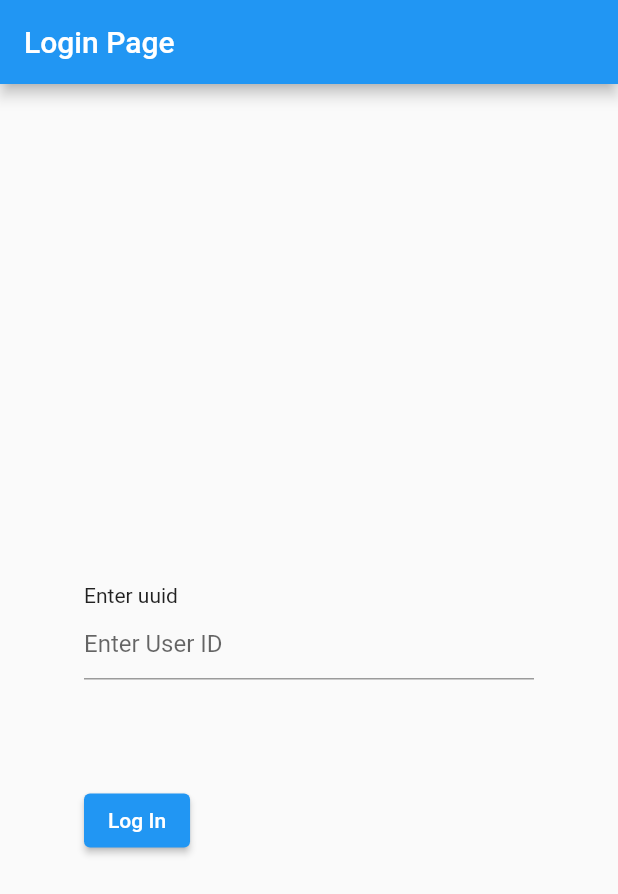
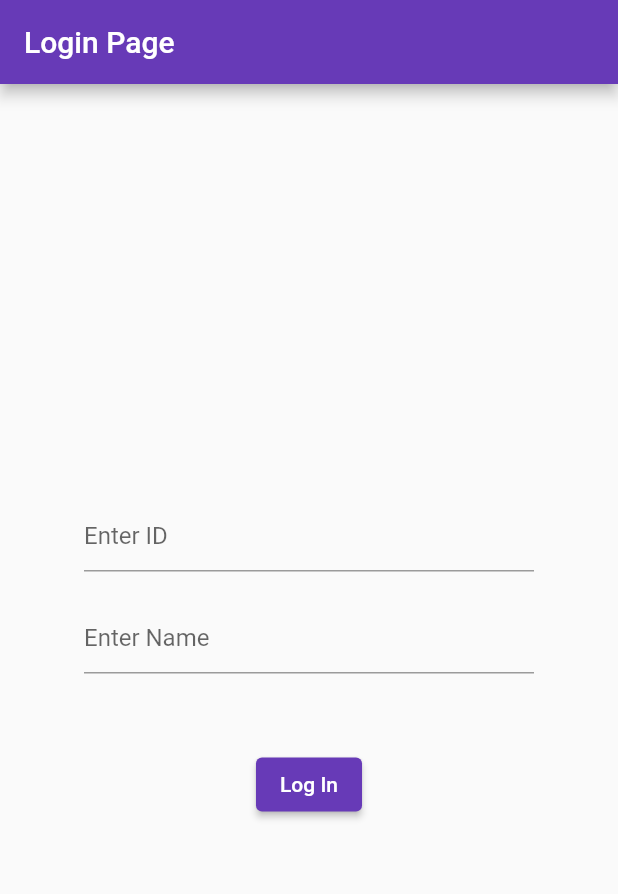
Before and after one commit to Sajada-Safa/LocationTrackerMaster_updated, a Flutter app: the screen it shows after launch, on a phone screen of 412 x 824 dp. Shown: the top 894 px of the screen. Run offline on Flutter 3.47's test engine with Material 2 defaults, Android fonts, the phone set to English and light mode, and no system bars; our stand-ins replace connectivity_plus, device_info_plus, geolocator, permission_handler, shared_preferences; missing offline and left inert: android_id.

Commit message:
updated version 21sept23

```diff
--- a/lib/main.dart
+++ b/lib/main.dart
@@ -1,15 +1,29 @@
-// ignore_for_file: prefer_const_constructors
+import 'dart:io';
 
 import 'package:flutter/material.dart';
+import 'package:flutter/services.dart';
 import 'package:location_tracker/pages/location_page.dart';
 import 'package:location_tracker/pages/login.dart';
+import 'package:location_tracker/pages/splash_screen.dart';
+import 'package:shared_preferences/shared_preferences.dart';
 
 void main() {
+  HttpOverrides.global = MyHttpOverrides(); // Set custom HttpOverrides
+
   runApp(const MyApp());
 }
 
+class MyHttpOverrides extends HttpOverrides {
+  @override
+  HttpClient createHttpClient(SecurityContext? context) {
+    return super.createHttpClient(context)
+      ..badCertificateCallback =
+          (X509Certificate cert, String host, int port) => true;
+  }
+}
+
 class MyApp extends StatelessWidget {
-  const MyApp({super.key});
+  const MyApp({Key? key});
 
   // This widget is the root of your application.
   @override
@@ -18,10 +32,10 @@ class MyApp extends StatelessWidget {
       debugShowCheckedModeBanner: false,
       title: 'Location Tracker',
       theme: ThemeData(
-        primaryColor: Colors.blue[600],
-        primarySwatch: Colors.blue,
+        primaryColor: Color.fromARGB(255, 101, 71, 145),
+        primarySwatch: Colors.deepPurple,
       ),
-      home: LoginPage(),
+      home: SplashScreen(),
     );
   }
 }
--- a/lib/pages/login.dart
+++ b/lib/pages/login.dart
@@ -12,7 +12,6 @@ import 'package:http/http.dart' as http;
 import 'package:shared_preferences/shared_preferences.dart';
 import 'package:uuid/uuid.dart';
 
-
 class LoginPage extends StatefulWidget {
   const LoginPage({super.key});
 
@@ -22,21 +21,94 @@ class LoginPage extends StatefulWidget {
 
 class _LoginPageState extends State<LoginPage> {
   TextEditingController uidCtrl = TextEditingController();
+  TextEditingController nameCtrl = TextEditingController();
+  TextEditingController passwordCtrl = TextEditingController();
 
-  var passwordCtrl = TextEditingController();
   String uidText = '';
   String passwordText = '';
+  String nameText = '';
 
-  Map<String, dynamic> data = {
-    // 'id': '3',
-  };
-  handleAPi() async {
+  Map<String, dynamic> data = {};
+
+  String duid = '';
+  String uuid = '';
+  String deviceIdToShow = '';
+  String userIdToShow = '';
+
+  Text userNameText = Text('');
+
+  get responseStatusCode => null;
+
+  Future<void> setDeviceUniqueIdInSharedPrefs() async {
+    final prefs = await SharedPreferences.getInstance();
+    final key = 'duid';
+
+    if (prefs.containsKey(key)) {
+      setState(() {
+        duid = prefs.getString(key)!;
+      });
+    } else {
+      await prefs.setString(key, deviceIdToShow);
+      setState(() {
+        duid = deviceIdToShow;
+      });
+    }
+  }
+
+  Future<void> setUUIDInSharedPrefs() async {
+    final prefs = await SharedPreferences.getInstance();
+    final key = 'uuid';
+
+    if (prefs.containsKey(key)) {
+      setState(() {
+        uuid = prefs.getString(key)!;
+      });
+    } else {
+      await prefs.setString(key, userIdToShow);
+      setState(() {
+        uuid = userIdToShow;
+      });
+    }
+  }
+
+  void generateDuid() async {
+    const androidId = AndroidId();
+    String? deviceId = await androidId.getId();
+    setState(() {
+      deviceIdToShow = deviceId!;
+    });
+  }
+
+  void getUUIDFromSharedPrefs() async {
+    final prefs = await SharedPreferences.getInstance();
+
+    setState(() {
+      userIdToShow = prefs.getString('uuid')!;
+    });
+  }
+
+  void getNameFromSharedPrefs() async {
+    final prefs = await SharedPreferences.getInstance();
+
+    setState(() {
+      nameText = prefs.getString('name') ?? '';
+      userNameText = Text('User Name: $nameText');
+    });
+  }
+
+  Future<void> saveNameInSharedPreferences(String name) async {
+    final prefs = await SharedPreferences.getInstance();
+    final key = 'name';
+
+    await prefs.setString(key, name);
+  }
+
+
+  Future<void> handleAPi() async {
     String apiUrl =
-        'https://7tonexpress.com/locationtesting/check?uuid=${userIdToShow}';
+        'https://7tonexpress.com/locationtesting/check?uuid=$userIdToShow&name=$nameText';
 
-    Map<String, dynamic> data = {
-      // 'id': '3',
-    };
+    Map<String, dynamic> data = {};
 
     print('post started');
 
@@ -53,13 +125,9 @@ class _LoginPageState extends State<LoginPage> {
         body: data,
       );
 
-
       if (response.statusCode == 200) {
-        /// If status 200 then save DUID in shared prefs
         setDeviceUniqueIdInSharedPrefs();
-        /// If status 200 then save UUID in shared prefs
         setUUIDInSharedPrefs();
-
 
         final redirectUrl = response.headers['location'];
         print(redirectUrl);
@@ -70,10 +138,17 @@ class _LoginPageState extends State<LoginPage> {
             builder: (BuildContext context) => TrackerPage(
               uuid: uuid,
               duid: duid,
-                    )));
+            ),
+          ),
+        );
+      } else if (response.statusCode == 404) {
+        ScaffoldMessenger.of(context).showSnackBar(
+          SnackBar(
+            content: Text('Wrong ID. Please try again.'),
+          ),
+        );
       } else {
         print('Request failed with status: ${response.statusCode}');
-
       }
     } catch (e) {
       print('Error: $e');
@@ -81,94 +156,13 @@ class _LoginPageState extends State<LoginPage> {
   }
 
   void handleLogin(String uid, String password) async {
-    // bool uidExist = uidList.contains(uid);
     try {
       await handleAPi();
     } catch (e) {
       print(e);
     }
-    // if (uidExist) {
-    //   Navigator.push(context,
-    //       MaterialPageRoute(builder: (BuildContext context) => TrackerPage()));
-    //   print('This user exist');
-    // } else {
-    //   print("Doesn't exist");
-    // }
-  }
 
-  /// Task:1 Generate Device Unique ID and Saved it
-  String duid = '';
-  Future<void> setDeviceUniqueIdInSharedPrefs() async {
-    final prefs = await SharedPreferences.getInstance();
-    final key = 'duid';
-
-    /// Check if DUID is already saved
-    if (prefs.containsKey(key)) {
-      setState(() {
-        duid = prefs.getString(key)!;
-      });
-    } else {
-
-
-      /// Save the DUID in shared preference
-      await prefs.setString(key, deviceIdToShow);
-
-      setState(() {
-        /// This duid is the device unique id which is stored in shared preference
-        duid = deviceIdToShow;
-      });
-    }
-  }
-  /// End of Task:1
-
-  /// Generate UUID randomly and save it to shared prefs
-  String uuid = '';
-  Future<void> setUUIDInSharedPrefs() async {
-    final prefs = await SharedPreferences.getInstance();
-    final key = 'uuid';
-
-    /// Check if UUID is already saved
-    if (prefs.containsKey(key)) {
-      setState(() {
-        uuid = prefs.getString(key)!;
-      });
-    } else {
-
-
-      /// Save the DUID in shared preference
-      await prefs.setString(key, userIdToShow);
-
-      setState(() {
-        /// This duid is the device unique id which is stored in shared preference
-        uuid = userIdToShow;
-      });
-    }
-  }
-
-  String deviceIdToShow = '';
-  void generateDuid() async{
-    /// Generate a new DUID
-    const androidId = AndroidId();
-    String? deviceId = await androidId.getId();
-    setState(() {
-      deviceIdToShow = deviceId!;
-    });
-  }
-
-  String userIdToShow = '';
-  // void generateUUID() {
-  //   /// Generate a new UUID
-  //   String? userID = Uuid().v4();
-  //   userIdToShow = userID;
-  // }
-
-  void getUUIDFromSharedPrefs() async{
-    final prefs = await SharedPreferences.getInstance();
-
-    setState(() {
-      userIdToShow = prefs.getString('uuid')!;
-
-    });
+    await saveNameInSharedPreferences(nameCtrl.text);
   }
 
   @override
@@ -177,23 +171,9 @@ class _LoginPageState extends State<LoginPage> {
 
     generateDuid();
     getUUIDFromSharedPrefs();
+    getNameFromSharedPrefs();
+  }
 
-    // if(userIdToShow == '') {
-    //   setState(() {
-    //     userIdToShow = uidCtrl.text;
-    //   });
-    //   setUUIDInSharedPrefs();
-    // }
-    // else {
-    //   setState(() {
-    //     userIdToShow = uuid;
-    //
-    //   });
-    //
-    //   /// Task 1: Getting the device id on app start
-    //   // getDeviceUniqueId();
-    // }
-  }
 
   @override
   Widget build(BuildContext context) {
@@ -207,92 +187,41 @@ class _LoginPageState extends State<LoginPage> {
           height: double.infinity,
           child: Column(
             mainAxisAlignment: MainAxisAlignment.center,
-            crossAxisAlignment: CrossAxisAlignment.start,
+            crossAxisAlignment: CrossAxisAlignment.center,
             children: [
-              //Text('Device Unique ID: $deviceIdToShow'),
-              SizedBox(height: 20,),
-              // ElevatedButton(onPressed: () async{
-              //   await Clipboard.setData(
-              //       ClipboardData(text: deviceIdToShow))
-              //       .then((_) {
-              //     ScaffoldMessenger.of(context)
-              //         .showSnackBar(SnackBar(
-              //         content: Text(
-              //             "Code Copied")));
-              //   });
-              // },
-              //     child: Text(
-              //   'Copy'
-              // ),),
-              SizedBox(height: 20,),
-              // Text('Enter duid'),
-              // TextFormField(
-              //   decoration: InputDecoration(
-              //     hintText: 'Enter Device ID',
-              //   ),
-              //   controller: duidCtrl,
-              // ),
-              // SizedBox(
-              //   height: 20,
-              // ),
-              //Text('User Unique ID: $userIdToShow'),
-              SizedBox(height: 20,),
-              // ElevatedButton(onPressed: () async{
-              //   await Clipboard.setData(
-              //       ClipboardData(text: userIdToShow))
-              //       .then((_) {
-              //     ScaffoldMessenger.of(context)
-              //         .showSnackBar(SnackBar(
-              //         content: Text(
-              //             "Code Copied")));
-              //   });
-              // },
-                // child: Text(
-                //     'Copy'
-                // ),),
-              SizedBox(height: 20,),
-              Text('Enter uuid'),
               TextFormField(
                 decoration: InputDecoration(
-                  hintText: 'Enter User ID',
+                  hintText: 'Enter ID',
                 ),
                 controller: uidCtrl,
               ),
-              SizedBox(height: 20,),
-
-              // Text('Enter password'),
-              // TextFormField(
-              //   obscureText: true,
-              //   decoration: InputDecoration(
-              //     hintText: 'Enter Password',
-              //   ),
-              //   controller: passwordCtrl,
-              // ),
-              SizedBox(
-                height: 50,
+              SizedBox(height: 20),
+              TextFormField(
+                decoration: InputDecoration(
+                  hintText: 'Enter Name',
                 ),
-              ElevatedButton(
-                  onPressed: () async{
+                controller: nameCtrl,
+              ),
+              SizedBox(height: 50),
+              Align(
+                alignment: Alignment.center,
+                child: ElevatedButton(
+                  onPressed: () async {
                     final prefs = await SharedPreferences.getInstance();
 
                     setState(() {
                       userIdToShow = uidCtrl.text;
-
                       uidText = uidCtrl.text;
-                      passwordText = passwordCtrl.text;
+                      passwordText = nameCtrl.text;
                     });
                     await prefs.setString('uuid', userIdToShow);
 
-                    handleLogin(uidCtrl.text, passwordCtrl.text);
-                    Navigator.push(
-                        context,
-                        MaterialPageRoute(
-                            builder: (BuildContext context) => TrackerPage(
-                              uuid: duid,
-                              duid: uuid,
-                            )));
+                    // Handle login here
+                    handleLogin(uidCtrl.text, nameCtrl.text);
                   },
-                  child: Text('Log In'))
+                  child: Text('Log In'),
+                ),
+              )
             ],
           ),
         ),
```
Also changed, not shown: lib/pages/location_page.dart (+62 -20 lines), lib/pages/splash_screen.dart (added, +71 -0 lines). Lines whose indentation alone changed are shown as unchanged.
